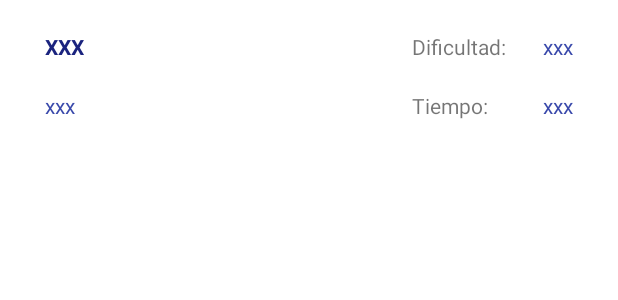
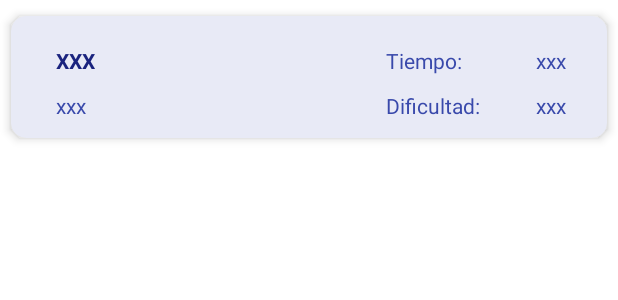
Before and after one commit to mariaroda76/EJERCICIO_FINAL, an Android app: the layout item.xml on its own in the app's theme, with its tools: preview values and no code run, on a phone screen of 412 x 824 dp. Shown: the top 300 px of the screen. Run offline under Robolectric (Android 15) with nearby library versions, the phone set to English and light mode, and no system bars.

Commit message:
card_en_items

```diff
--- a/app/src/main/java/com/example/finaldi/Adaptador.kt
+++ b/app/src/main/java/com/example/finaldi/Adaptador.kt
@@ -18,8 +18,7 @@ class Adaptador(var listaRecetas: List<RoomReceta>, val actividad:Activity) :
         var tvCategoriaItem:TextView
         var tvDificultadItem:TextView
         var tvTiempoItem:TextView
-/*        var tvIngredientesItem:TextView
-        var tvPasosItem:TextView*/
+
         var id:Int
 
         init{
@@ -28,8 +27,7 @@ class Adaptador(var listaRecetas: List<RoomReceta>, val actividad:Activity) :
             tvCategoriaItem=v.findViewById(R.id.tv_item_categoria)
             tvDificultadItem=v.findViewById(R.id.v_item_dificu)
             tvTiempoItem=v.findViewById(R.id.tv_item_tiempo)
-/*            tvIngredientesItem=v.findViewById(R.id.multiLine_ingredientes)
-            tvPasosItem=v.findViewById(R.id.multiline_descripcion)*/
+
             id=0
             v.setOnClickListener{
                 val bundle = bundleOf("id" to this.id)
--- a/app/src/main/res/layout/item.xml
+++ b/app/src/main/res/layout/item.xml
@@ -7,6 +7,21 @@
     android:layout_marginTop="1dp"
     android:layout_marginBottom="1dp"
     android:background="@color/material_on_primary_emphasis_medium">
+
+    <androidx.cardview.widget.CardView
+        android:id="@+id/card_view"
+        android:layout_width="0dp"
+        android:layout_height="0dp"
+        android:layout_gravity="center"
+        app:cardBackgroundColor="#E8EAF6"
+        app:cardCornerRadius="10dp"
+        app:cardElevation="4dp"
+        app:cardUseCompatPadding="true"
+        app:layout_constraintBottom_toBottomOf="parent"
+        app:layout_constraintEnd_toEndOf="parent"
+        app:layout_constraintStart_toStartOf="parent"
+        app:layout_constraintTop_toTopOf="parent">
+
 
         <TextView
             android:id="@+id/tv_item_titulo"
@@ -27,53 +42,58 @@
             android:layout_width="wrap_content"
             android:layout_height="wrap_content"
             android:layout_marginStart="30dp"
+            android:layout_marginTop="50dp"
+            android:text="xxx"
+            android:textColor="#3949AB"
+            android:visibility="visible"
+            app:layout_constraintStart_toStartOf="parent"
+            app:layout_constraintTop_toTopOf="parent" />
+
+        <TextView
+            android:id="@+id/textView2"
+            android:layout_width="wrap_content"
+            android:layout_height="wrap_content"
+            android:layout_marginStart="250dp"
+            android:layout_marginTop="20dp"
+            android:textColor="#3949AB"
+            android:text="Tiempo:"
+            app:layout_constraintStart_toStartOf="parent"
+            app:layout_constraintTop_toTopOf="parent" />
+
+        <TextView
+            android:id="@+id/tv_item_tiempo"
+            android:layout_width="wrap_content"
+            android:layout_height="wrap_content"
+            android:layout_marginStart="350dp"
             android:layout_marginTop="20dp"
             android:text="xxx"
             android:textColor="#3949AB"
             android:visibility="visible"
             app:layout_constraintStart_toStartOf="parent"
-        app:layout_constraintTop_toBottomOf="@+id/tv_item_titulo" />
-
-    <TextView
-        android:id="@+id/v_item_dificu"
-        android:layout_width="0dp"
-        android:layout_height="wrap_content"
-        android:layout_marginEnd="30dp"
-        android:text="xxx"
-        android:textColor="#3949AB"
-        android:visibility="visible"
-        app:layout_constraintEnd_toEndOf="parent"
-        app:layout_constraintTop_toTopOf="@+id/tv_item_titulo" />
-
-    <TextView
-        android:id="@+id/tv_item_tiempo"
-        android:layout_width="wrap_content"
-        android:layout_height="wrap_content"
-        android:layout_marginEnd="30dp"
-        android:text="xxx"
-        android:textColor="#3949AB"
-        android:visibility="visible"
-        app:layout_constraintEnd_toEndOf="parent"
-        app:layout_constraintTop_toTopOf="@+id/tv_item_categoria" />
+            app:layout_constraintTop_toTopOf="parent" />
 
         <TextView
             android:id="@+id/textView"
             android:layout_width="wrap_content"
             android:layout_height="wrap_content"
             android:layout_marginStart="250dp"
+            android:layout_marginTop="50dp"
+            android:textColor="#3949AB"
             android:text="Dificultad:"
-        app:layout_constraintBottom_toBottomOf="@+id/v_item_dificu"
-        app:layout_constraintEnd_toStartOf="@+id/v_item_dificu"
             app:layout_constraintStart_toStartOf="parent"
-        app:layout_constraintTop_toTopOf="@+id/v_item_dificu" />
+            app:layout_constraintTop_toTopOf="parent" />
 
         <TextView
-        android:id="@+id/textView2"
+            android:id="@+id/v_item_dificu"
             android:layout_width="wrap_content"
             android:layout_height="wrap_content"
-        android:text="Tiempo:"
-        app:layout_constraintBottom_toBottomOf="@+id/tv_item_tiempo"
-        app:layout_constraintStart_toStartOf="@+id/textView"
-        app:layout_constraintTop_toTopOf="@+id/tv_item_tiempo" />
+            android:layout_marginStart="350dp"
+            android:layout_marginTop="50dp"
+            android:text="xxx"
+            android:textColor="#3949AB"
+            android:visibility="visible"
+            app:layout_constraintStart_toStartOf="parent"
+            app:layout_constraintTop_toTopOf="parent" />
+    </androidx.cardview.widget.CardView>
 
 </androidx.constraintlayout.widget.ConstraintLayout>
```
Lines whose indentation alone changed are shown as unchanged.
